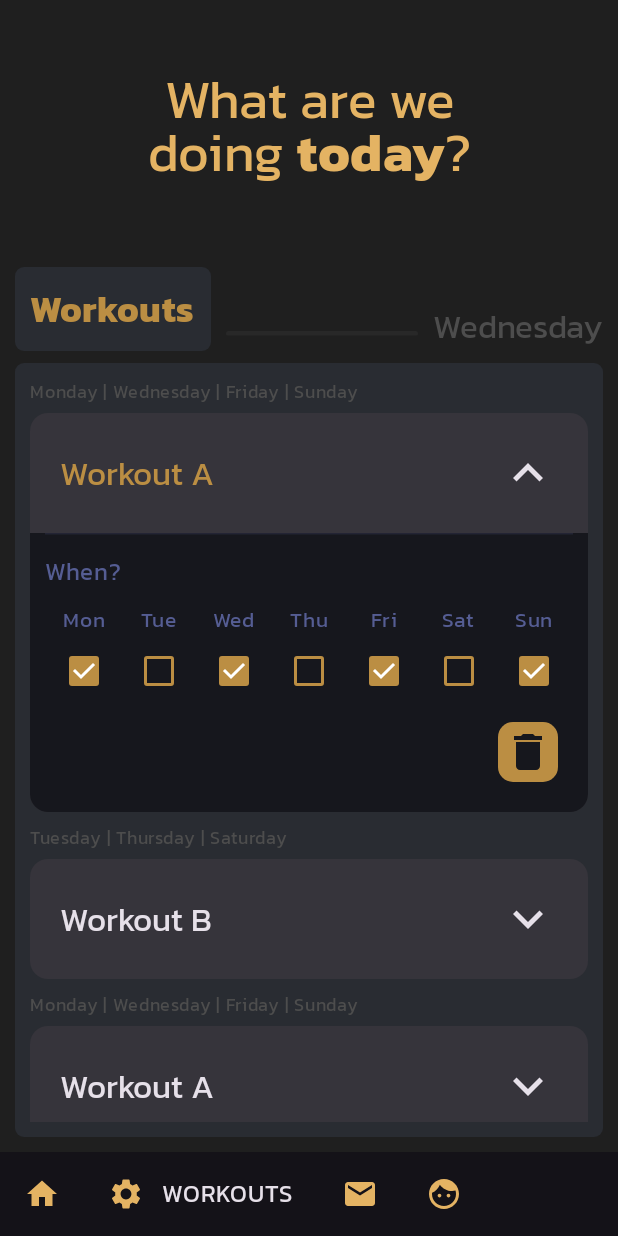
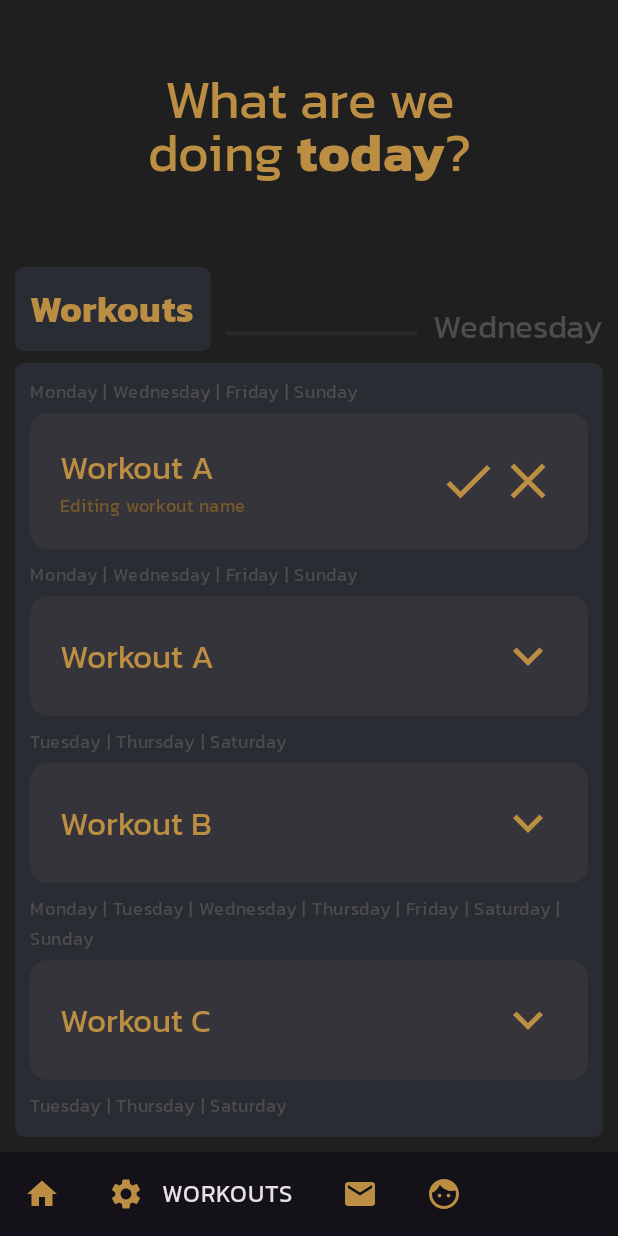
Before and after one commit to Mintakaaaa/Delta, an Android app built with Jetpack Compose: the WorkoutsScreen screen opened through its navigation route, after a tap on "Edit button", on a phone screen of 412 x 824 dp. Run offline under Robolectric (Android 15) with nearby library versions, the phone set to English and light mode, and no system bars; our stand-ins replace Room's generated code, livedata-compose; 1 other tap on this screen came first.

Commit message:
fully finished the editing name functionality with all-new animations to make it all look nice, delete animation still doesn't exist yet.

```diff
--- a/app/src/main/java/com/gym/delta/WorkoutDao.kt
+++ b/app/src/main/java/com/gym/delta/WorkoutDao.kt
@@ -20,13 +20,9 @@ interface WorkoutDao {
     @Query("SELECT * FROM Workouts")
     fun getAll(): Flow<List<Workout>>
 
-//    @Query("SELECT * FROM user WHERE uid IN (:userIds)")
-//    fun loadAllByIds(userIds: IntArray): List<User>
-//
-//    @Query("SELECT * FROM user WHERE first_name LIKE :first AND " +
-//            "last_name LIKE :last LIMIT 1")
-//    fun findByName(first: String, last: String): User
-//
+    @Query("UPDATE Workouts SET name = :newName WHERE name = :name")
+    suspend fun updateName(name: String, newName: String)
+
     @Insert(onConflict = OnConflictStrategy.IGNORE)
     suspend fun insertAll(vararg workouts: Workout)
 
--- a/app/src/main/java/com/gym/delta/WorkoutRepository.kt
+++ b/app/src/main/java/com/gym/delta/WorkoutRepository.kt
@@ -21,6 +21,11 @@ class WorkoutRepository(private val workoutDao: WorkoutDao) {
     }
 
     @WorkerThread
+    suspend fun updateName(name: String, newName: String) {
+        workoutDao.updateName(name, newName)
+    }
+
+    @WorkerThread
     suspend fun delete(workout: Workout) {
         workoutDao.delete(workout)
     }
--- a/app/src/main/java/com/gym/delta/WorkoutViewModel.kt
+++ b/app/src/main/java/com/gym/delta/WorkoutViewModel.kt
@@ -6,6 +6,8 @@ import androidx.lifecycle.ViewModelProvider
 import androidx.lifecycle.asLiveData
 import androidx.lifecycle.viewModelScope
 import com.gym.delta.model.Workout
+import kotlinx.coroutines.flow.MutableStateFlow
+import kotlinx.coroutines.flow.StateFlow
 import kotlinx.coroutines.launch
 
 class WorkoutViewModel(private val repository: WorkoutRepository) : ViewModel() {
@@ -22,6 +24,10 @@ class WorkoutViewModel(private val repository: WorkoutRepository) : ViewModel()
         repository.insert(workout)
     }
 
+    fun updateName(name: String, newName: String) = viewModelScope.launch {
+        repository.updateName(name, newName)
+    }
+
     fun delete(workout: Workout) = viewModelScope.launch {
         repository.delete(workout)
     }
--- a/app/src/main/java/com/gym/delta/model/Workout.kt
+++ b/app/src/main/java/com/gym/delta/model/Workout.kt
@@ -10,6 +10,6 @@ import com.gym.delta.util.Converters
 @Entity(tableName = "Workouts")
 data class Workout(
     @PrimaryKey(autoGenerate = true) val id: Long = 0,
-    @ColumnInfo(name = "name") val name: String?,
-    @ColumnInfo(name = "days") var days: ArrayList<Boolean>?
+    @ColumnInfo(name = "name") val name: String,
+    @ColumnInfo(name = "days") var days: ArrayList<Boolean>
     )
--- a/app/src/main/java/com/gym/delta/ui/screens/WorkoutsScreen.kt
+++ b/app/src/main/java/com/gym/delta/ui/screens/WorkoutsScreen.kt
@@ -3,6 +3,12 @@ package com.gym.delta.ui.screens
 import androidx.annotation.OptIn
 import androidx.compose.animation.AnimatedVisibility
 import androidx.compose.animation.animateContentSize
+import androidx.compose.animation.core.FastOutSlowInEasing
+import androidx.compose.animation.core.Spring
+import androidx.compose.animation.core.animateFloat
+import androidx.compose.animation.core.rememberInfiniteTransition
+import androidx.compose.animation.core.spring
+import androidx.compose.animation.core.tween
 import androidx.compose.animation.expandHorizontally
 import androidx.compose.animation.expandVertically
 import androidx.compose.animation.fadeIn
@@ -32,33 +38,25 @@ import androidx.compose.foundation.shape.RoundedCornerShape
 import androidx.compose.foundation.text.BasicTextField
 import androidx.compose.material.icons.Icons
 import androidx.compose.material.icons.filled.Add
+import androidx.compose.material.icons.filled.Check
+import androidx.compose.material.icons.filled.Close
 import androidx.compose.material.icons.filled.Delete
 import androidx.compose.material.icons.filled.Edit
 import androidx.compose.material.icons.filled.KeyboardArrowDown
 import androidx.compose.material.icons.filled.KeyboardArrowUp
-import androidx.compose.material.icons.outlined.Add
-import androidx.compose.material.icons.outlined.KeyboardArrowDown
-import androidx.compose.material.icons.outlined.KeyboardArrowUp
-import androidx.compose.material.icons.outlined.Lock
-import androidx.compose.material3.Button
-import androidx.compose.material3.ButtonDefaults
+
 import androidx.compose.material3.Card
-import androidx.compose.material3.CardColors
 import androidx.compose.material3.Checkbox
 import androidx.compose.material3.CheckboxDefaults
-import androidx.compose.material3.Divider
+
 import androidx.compose.material3.FilledIconButton
 import androidx.compose.material3.HorizontalDivider
 import androidx.compose.material3.Icon
 import androidx.compose.material3.IconButton
-import androidx.compose.material3.IconButtonColors
 import androidx.compose.material3.IconButtonDefaults
 import androidx.compose.material3.MaterialTheme
-import androidx.compose.material3.Surface
 import androidx.compose.material3.Text
-import androidx.compose.material3.TextField
-import androidx.compose.material3.TextFieldDefaults
-import androidx.compose.material3.VerticalDivider
+
 import androidx.compose.runtime.Composable
 import androidx.compose.runtime.livedata.observeAsState
 import androidx.compose.runtime.remember
@@ -68,50 +66,36 @@ import androidx.compose.ui.Alignment
 import androidx.compose.ui.Modifier
 import androidx.compose.ui.draw.clip
 import androidx.compose.ui.graphics.Color
-import androidx.compose.ui.platform.LocalContext
 import androidx.compose.ui.text.style.TextAlign
 import androidx.compose.ui.tooling.preview.Preview
 import androidx.compose.ui.unit.dp
 import androidx.compose.ui.unit.sp
-import androidx.lifecycle.LiveData
 import androidx.media3.common.util.Log
 import com.gym.delta.WorkoutViewModel
-import com.gym.delta.WorkoutViewModelFactory
-import androidx.lifecycle.viewmodel.compose.viewModel
-import com.gym.delta.AppDatabase
-import com.gym.delta.WorkoutRepository
+
 import com.gym.delta.model.Workout
-import kotlinx.coroutines.CoroutineScope
-import kotlinx.coroutines.Dispatchers
-import java.util.ArrayList
+
 import androidx.compose.runtime.State
+import androidx.compose.runtime.collectAsState
 import androidx.compose.runtime.getValue
 import androidx.compose.runtime.mutableStateOf
 import androidx.compose.runtime.setValue
 import androidx.compose.ui.focus.FocusRequester
 import androidx.compose.ui.focus.focusRequester
 import androidx.compose.ui.graphics.SolidColor
-import androidx.compose.ui.layout.ContentScale
 import androidx.compose.ui.layout.onGloballyPositioned
 import androidx.compose.ui.platform.LocalFocusManager
-import androidx.compose.ui.res.painterResource
 import androidx.compose.ui.text.SpanStyle
 import androidx.compose.ui.text.TextRange
 import androidx.compose.ui.text.TextStyle
 import androidx.compose.ui.text.buildAnnotatedString
-import androidx.compose.ui.text.font.Font
-import androidx.compose.ui.text.font.FontFamily
-import androidx.compose.ui.text.font.FontStyle
+
 import androidx.compose.ui.text.font.FontWeight
 import androidx.compose.ui.text.input.TextFieldValue
-import androidx.compose.ui.text.style.TextDecoration
 import androidx.compose.ui.text.withStyle
-import androidx.lifecycle.ViewModel
 import androidx.media3.common.util.UnstableApi
-import com.gym.delta.R
 import com.gym.delta.ui.theme.DeltaTheme
 import com.gym.delta.ui.theme.kanitFontFamily
-import com.gym.delta.ui.theme.kanitTypography
 import java.time.LocalDate
 import java.time.format.DateTimeFormatter
 
@@ -199,12 +183,10 @@ fun TopRoundedTitleContainer(title : String, subHeading : String) {
             thickness = 3.dp,
             color = MaterialTheme.colorScheme.onBackground.copy(alpha = 0.2f, )
         )
-
         Text(
             text = subHeading,
             color = MaterialTheme.colorScheme.onBackground,
             style = MaterialTheme.typography.headlineMedium
-
         )
     }
 }
@@ -225,9 +207,14 @@ fun WorkoutsContainer(workouts : State<List<Workout>>, workoutViewModel: Workout
         items(workouts.value, key = { workout -> workout.id }) { workout ->
 //            var visible by remember { mutableStateOf(true) }
 //            AnimatedVisibility(visible = visible, enter = fadeIn(), exit = fadeOut()) {
-                WorkoutElement(workout = workout, onDeleteClick = {
+                WorkoutElement(
+                    workout = workout,
+                    onDeleteClick = {
 //                    visible = false
                     workoutViewModel.delete(workout)
+                },
+                    onUpdateNameClick = { newWorkoutName ->
+                    workoutViewModel.updateName(workout.name, newWorkoutName)
                 })
                 Spacer(Modifier.padding(4.dp))
 //            }
@@ -243,12 +230,12 @@ fun WorkoutsContainer(workouts : State<List<Workout>>, workoutViewModel: Workout
                 modifier = Modifier
                     .size(50.dp),
                 shape = RoundedCornerShape(10.dp),
-                colors = IconButtonDefaults.iconButtonColors(containerColor = MaterialTheme.colorScheme.secondary)
+                colors = IconButtonDefaults.iconButtonColors(containerColor = MaterialTheme.colorScheme.primary)
             ) {
                 Icon(
                     Icons.Filled.Add,
                     contentDescription = "Add button",
-                    tint = MaterialTheme.colorScheme.secondaryContainer,
+                    tint = MaterialTheme.colorScheme.primaryContainer,
                     modifier = Modifier
                         .fillMaxSize()
                         .padding(4.dp)
@@ -258,21 +245,27 @@ fun WorkoutsContainer(workouts : State<List<Workout>>, workoutViewModel: Workout
     }
 }
 
+
+
+
 @OptIn(androidx.media3.common.util.UnstableApi::class)
 @Composable
-fun WorkoutElement(workout : Workout, onDeleteClick: () -> Unit) {
-    val checkboxStates = remember(workout.id) { workout.days?.toMutableStateList() } // Load workout days into a mutable list
+fun WorkoutElement(workout : Workout, onDeleteClick: () -> Unit, onUpdateNameClick: (String) -> Unit) {
+    val checkboxStates = remember(workout.id) { workout.days.toMutableStateList() } // Load workout days into a mutable list
     var expanded by remember(workout.id) { mutableStateOf(false) } // Remember expanded state per workout
-    Log.d("workout.days = ", workout.days.toString())
 
     var editingName by remember { mutableStateOf(false) }
-    val textFieldValue = remember { mutableStateOf(workout.name?.let { // need this to put BasicTextField cursor on end of string
-            TextFieldValue(
-                it,
-                TextRange(it.length)
-            )
-        })
-    }
+    var workoutName by remember { mutableStateOf(workout.name) }
+
+
+    var workoutNameTextState by remember { mutableStateOf(TextFieldValue(workout.name, selection = TextRange(workout.name.length))) }
+//    val textFieldValue = remember { mutableStateOf(workout.name.let { // need this to put BasicTextField cursor on end of string
+//        TextFieldValue(
+//            it,
+//            TextRange(it.length)
+//        )
+//    })
+//    }
 
     val focusManager = LocalFocusManager.current // NOTE (later use?) focusManager.clearFocus()
     val focusRequester = remember { FocusRequester() }
@@ -291,53 +284,27 @@ fun WorkoutElement(workout : Workout, onDeleteClick: () -> Unit) {
     ) {
         Row(
             verticalAlignment = Alignment.CenterVertically,
-            modifier = Modifier.padding(20.dp)
+            modifier = Modifier.padding(20.dp).fillMaxWidth()
         ) {
             AnimatedVisibility(
                 visible = expanded && !editingName,
-                enter = expandHorizontally() + fadeIn(),
-                exit = shrinkHorizontally() + fadeOut(),
+                enter = expandHorizontally(expandFrom = Alignment.Start, animationSpec = tween(delayMillis = 500)) ,
+                exit = shrinkHorizontally(shrinkTowards = Alignment.Start) + fadeOut(),
             ) {
-                Row {
+                Row() {
                     FilledIconButton(
-                        onClick = { /*
-
-                        TODO EDIT NAME FUNCTIONALITY
-
-                        TODO on EDIT click
-                        TODO -> text appears from top of screen saying "editing workout name"
-                        TODO -> edit button shrinks to the left
-                        TODO -> days card collapses
-                        TODO -> arrow button shrinks to right OR gets replaced (see below)
-                        TODO -> in place of arrow, is TICK and CROSS buttons.
-
-                        TODO on TICK click
-                        TODO -> TICK and CROSS replaced by up arrow
-                        TODO -> days card is expanded
-                        TODO -> edit button appears
-                        TODO -> "editing workout name" text slides up out of screen
-                        TODO -> new workout name is saved
-
-                        TODO on CROSS click
-                        TODO -> TICK and CROSS replaced by up arrow
-                        TODO -> days card is expanded
-                        TODO -> edit button appears
-                        TODO -> "editing workout name" text slides up out of screen
-                        TODO -> old workout name is displayed
-
-                        TODO on focus loss, nothing?
-
-                        */
-                            editingName = !editingName
+                        onClick = {
+                            editingName = true
+                            expanded = false
                         },
                         modifier = Modifier.size(40.dp),
                         shape = RoundedCornerShape(10.dp),
-                        colors = IconButtonDefaults.iconButtonColors(containerColor = MaterialTheme.colorScheme.secondary)
+                        colors = IconButtonDefaults.iconButtonColors(containerColor = MaterialTheme.colorScheme.primary)
                     ) {
                         Icon(
                             Icons.Filled.Edit,
                             contentDescription = "Edit button",
-                            tint = MaterialTheme.colorScheme.secondaryContainer,
+                            tint = MaterialTheme.colorScheme.primaryContainer,
                             modifier = Modifier
                                 .fillMaxSize()
                                 .padding(4.dp)
@@ -346,40 +313,102 @@ fun WorkoutElement(workout : Workout, onDeleteClick: () -> Unit) {
                     Spacer(Modifier.width(10.dp))
                 }
             }
+            AnimatedVisibility(
+                visible = editingName,
+                enter = expandHorizontally(animationSpec = tween(durationMillis = 500, delayMillis = 500)) + fadeIn(),
+                exit = shrinkHorizontally(animationSpec = tween(durationMillis = 500)) + fadeOut(),
 
-            workout.name?.let {
-                if (editingName) {
-                    textFieldValue.value?.let { it1 ->
+                ) {
+                Column {
                     BasicTextField(
-                            value = it1,
-                            onValueChange = { newText -> textFieldValue.value = newText },
-                            cursorBrush = SolidColor(MaterialTheme.colorScheme.secondary), // cursor color
-                            textStyle =  TextStyle(fontFamily = kanitFontFamily, fontSize = 22.sp, color = MaterialTheme.colorScheme.secondary),
-                            modifier = Modifier.weight(1f).focusRequester(focusRequester).onGloballyPositioned { focusRequester.requestFocus() },
+                        value = workoutNameTextState,
+                        onValueChange = { newText -> workoutNameTextState = newText },
+                        cursorBrush = SolidColor(MaterialTheme.colorScheme.primary), // cursor color
+                        textStyle =  TextStyle(fontFamily = kanitFontFamily, fontSize = 22.sp, color = MaterialTheme.colorScheme.primary),
+                        modifier = Modifier
+                            .focusRequester(focusRequester)
+                            .onGloballyPositioned { focusRequester.requestFocus() },
                         // NOTE: below is optional UNDERLINE
                         //                            decorationBox = { innerTextField ->
                         //                                Column(modifier = Modifier.padding(end = 5.dp)) {
                         //                                    innerTextField()
-//                                    Divider(color = MaterialTheme.colorScheme.secondary, thickness = 1.dp)
+                        //                                    Divider(color = MaterialTheme.colorScheme.primary, thickness = 1.dp)
                         //                                }
                         //                            }
                     )
+
+                    Text(
+                        text = "Editing workout name",
+                        style = MaterialTheme.typography.bodySmall,
+                        color = MaterialTheme.colorScheme.secondary,
+                        modifier = Modifier.padding(0.dp)
+                    )
+
+                }
+                Spacer(Modifier.weight(1f))
+
+            }
+
+            AnimatedVisibility(visible = !editingName,
+                enter = expandHorizontally(expandFrom = Alignment.Start, animationSpec = tween(durationMillis = 500, delayMillis = 500)) + fadeIn(),
+                exit = shrinkHorizontally(shrinkTowards = Alignment.Start, animationSpec = tween(durationMillis = 500, delayMillis = 0)) + fadeOut(),
+                ) {
+                Text(
+                    text = workoutName, style = MaterialTheme.typography.headlineMedium, color = MaterialTheme.colorScheme.primary
+                )
+            }
+            Spacer(modifier = Modifier.weight(1f))
+
+            AnimatedVisibility(
+                visible = editingName,
+                enter = expandHorizontally(animationSpec = tween(durationMillis = 500, delayMillis = 500)) + fadeIn(),
+                exit = shrinkHorizontally(animationSpec = tween(durationMillis = 500)) + fadeOut(),
+
+            ) {
+                Row(
+                    horizontalArrangement = Arrangement.End
+                ) {
+                    IconButton(
+                        onClick = { /* TODO TICK FUNCTIONALITY */
+                            val newWorkoutName = workoutNameTextState.text
+                            onUpdateNameClick(newWorkoutName)
+                            workoutName = newWorkoutName
+                            editingName = false
+                            expanded = true
+                        },
+                        modifier = Modifier.size(40.dp)
+                    ) {
+                        Icon(Icons.Filled.Check, contentDescription = "Check", tint = MaterialTheme.colorScheme.primary, modifier = Modifier.fillMaxSize())
+                    }
+
+                    IconButton(
+                        onClick = { // exit editingName state, enter expanded state, and reset workout name text field
+                            workoutNameTextState = TextFieldValue(text = workoutName, selection = TextRange(workoutName.length))
+                            editingName = false
+                            expanded = true
+                        },
+                        modifier = Modifier.size(40.dp)
+                    ) {
+                        Icon(Icons.Filled.Close, contentDescription = "Close", tint = MaterialTheme.colorScheme.primary, modifier = Modifier.fillMaxSize())
                     }
                 }
-                else {
-                    Text(
-                        text = it, style = MaterialTheme.typography.headlineMedium, modifier = Modifier.weight(1f)
-                    )
             }
-            }
+            AnimatedVisibility(
+                visible = !editingName,
+                enter = expandHorizontally(animationSpec = tween(durationMillis = 500, delayMillis = 500)) + fadeIn(),
+                exit = shrinkHorizontally(animationSpec = tween(durationMillis = 500)) + fadeOut(),
+            ) {
                 IconButton(
                     onClick = { expanded = !expanded },
                     modifier = Modifier.size(40.dp)
                 ) {
-                if (expanded) { Icon(Icons.Filled.KeyboardArrowUp, contentDescription = "Arrow up", modifier = Modifier.fillMaxSize()) }
-                else { Icon(Icons.Filled.KeyboardArrowDown, contentDescription = "Arrow down", modifier = Modifier.fillMaxSize()) }
+                    if (expanded) { Icon(Icons.Filled.KeyboardArrowUp, contentDescription = "Arrow up", tint = MaterialTheme.colorScheme.primary, modifier = Modifier.fillMaxSize()) }
+                    else { Icon(Icons.Filled.KeyboardArrowDown, contentDescription = "Arrow down", tint = MaterialTheme.colorScheme.primary, modifier = Modifier.fillMaxSize()) }
                 }
             }
+        }
+
+
         AnimatedVisibility(
             visible = expanded,
             enter = expandVertically() + fadeIn(),
@@ -435,8 +464,8 @@ fun ExpandableDaysCard(checkboxStates: SnapshotStateList<Boolean>?, onDeleteClic
                             // TODO on check change update days of this workout!!
                         },
                         colors = CheckboxDefaults.colors(
-                            checkedColor = MaterialTheme.colorScheme.onSecondaryContainer,
-                            uncheckedColor = MaterialTheme.colorScheme.onSecondaryContainer,
+                            checkedColor = MaterialTheme.colorScheme.onPrimaryContainer,
+                            uncheckedColor = MaterialTheme.colorScheme.onPrimaryContainer,
                             checkmarkColor = Color.White
                         ),
                         modifier = Modifier.clip(RoundedCornerShape(10.dp))
@@ -452,12 +481,12 @@ fun ExpandableDaysCard(checkboxStates: SnapshotStateList<Boolean>?, onDeleteClic
                 modifier = Modifier
                     .size(40.dp),
                 shape = RoundedCornerShape(10.dp),
-                colors = IconButtonDefaults.iconButtonColors(containerColor = MaterialTheme.colorScheme.secondary)
+                colors = IconButtonDefaults.iconButtonColors(containerColor = MaterialTheme.colorScheme.primary)
             ) {
                 Icon(
                     Icons.Filled.Delete,
                     contentDescription = "Add button",
-                    tint = MaterialTheme.colorScheme.secondaryContainer,
+                    tint = MaterialTheme.colorScheme.primaryContainer,
                     modifier = Modifier
                         .fillMaxSize()
                         .padding(4.dp)
@@ -510,7 +539,7 @@ fun WorkoutsPreview() {
 //        val viewModel = WorkoutViewModel(WorkoutRepository())
 //        val viewModel = WorkoutViewModel(WorkoutRepository(AppDatabase.getInstance(LocalContext.current, CoroutineScope(Dispatchers.IO)).workoutDao()))
 //        WorkoutsScreen(workoutViewModel = viewModel)
-        WorkoutElement(Workout(id = 0, name = "Hello", days = arrayListOf(true, true, true, false, false, true, true)), onDeleteClick = {})
+        WorkoutElement(Workout(id = 0, name = "Hello", days = arrayListOf(true, true, true, false, false, true, true)), onDeleteClick = {}, onUpdateNameClick = {})
 //        TopRoundedTitleContainer("Workouts", "Saturday")
 //        ExpandableDaysCard(checkboxStates = null)
 
--- a/app/src/main/java/com/gym/delta/ui/theme/Color.kt
+++ b/app/src/main/java/com/gym/delta/ui/theme/Color.kt
@@ -13,3 +13,4 @@ val DarkNavy = Color(0xFF16171D)
 
 val Yellow = Color(0xFFE4B363)
 val DarkYellow = Color(0xFFBB8E43)
+val DarkerYellow = Color(0xFF785A2A)
--- a/app/src/main/java/com/gym/delta/ui/theme/Theme.kt
+++ b/app/src/main/java/com/gym/delta/ui/theme/Theme.kt
@@ -16,12 +16,12 @@ private val DarkColorScheme = darkColorScheme(
     background = GreyBase,
     onBackground = GreyMid,
 
-    primary = Yellow,
+    primary = DarkYellow,
     onPrimaryContainer = DarkYellow,
     primaryContainer = Navy,
 
-    secondary = DarkYellow,
-    onSecondaryContainer = DarkYellow,
+    secondary = DarkerYellow,
+    onSecondaryContainer = DarkerYellow,
     secondaryContainer = DarkNavy,
 
 //    surface = GreyMid,
```
Lines whose indentation alone changed are shown as unchanged.
